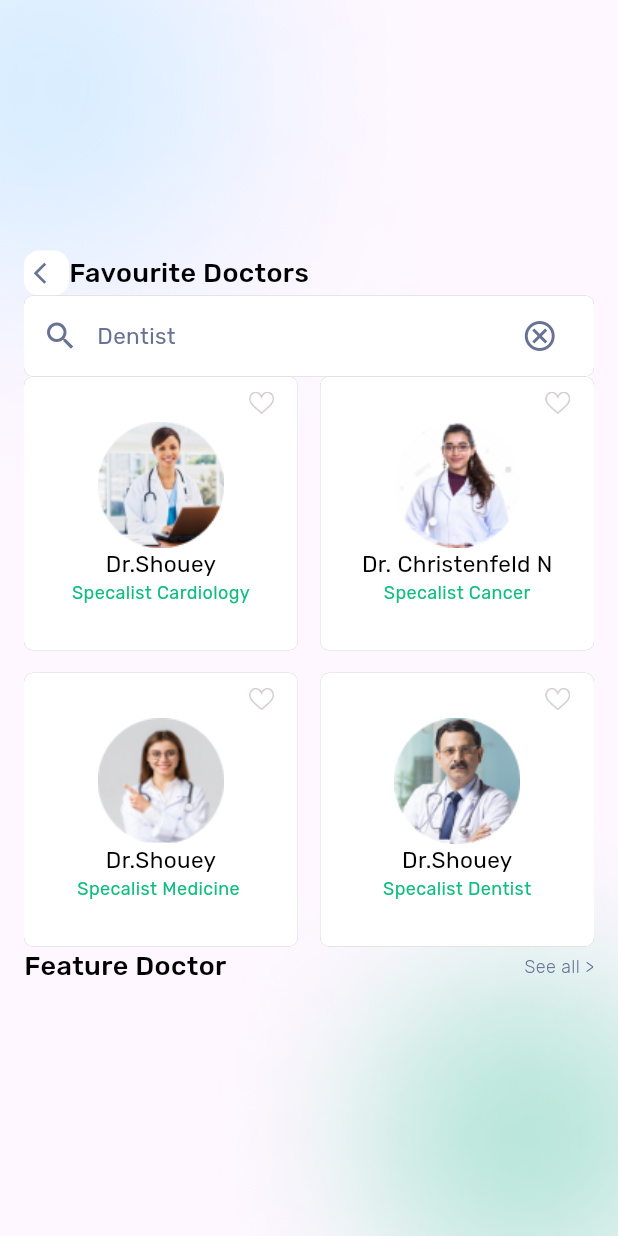
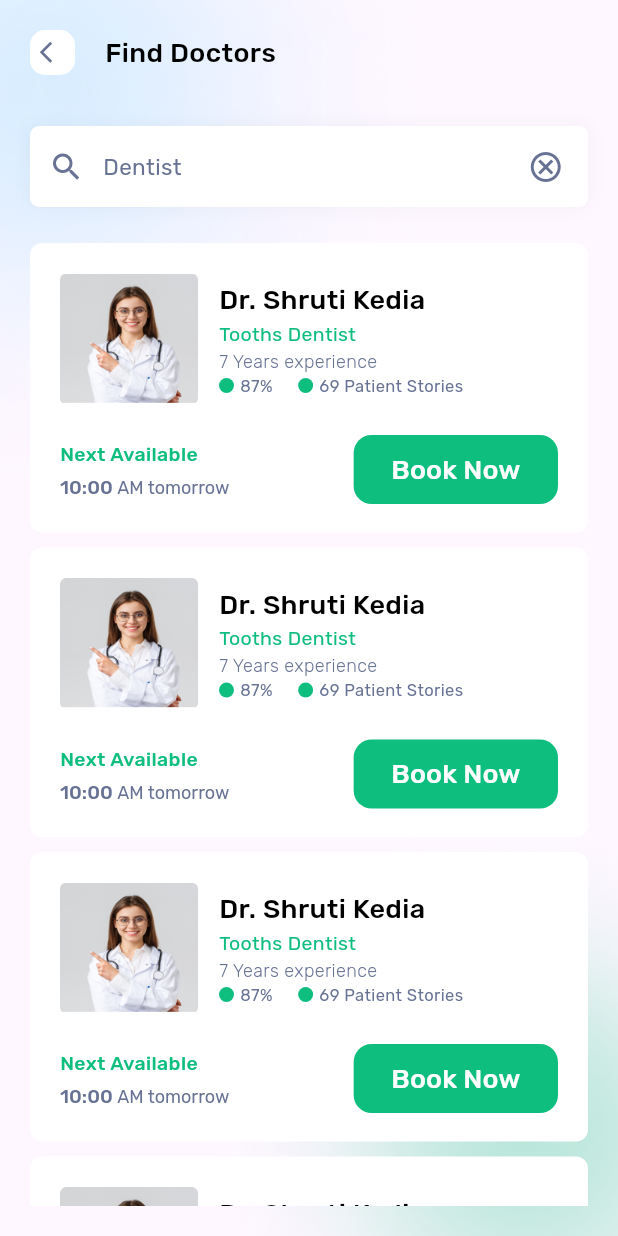
Before and after one commit to Iamgauravkanani/doctor_appointment_flutter, a Flutter app: the screen it shows after launch, on a phone screen of 412 x 824 dp. Run offline on Flutter 3.47's test engine with Material 3 defaults, Android fonts, the phone set to English and light mode, and no system bars; our stand-ins replace get, google_fonts.

Commit message:
find doctor

```diff
--- a/lib/main.dart
+++ b/lib/main.dart
@@ -1,5 +1,7 @@
 import 'package:doctor_app/modules/screens/favdoctor.dart';
+import 'package:doctor_app/modules/screens/find_doctor.dart';
 import 'package:doctor_app/modules/screens/login.dart';
+import 'package:doctor_app/modules/screens/set_time.dart';
 import 'package:flutter/material.dart';
 import 'package:get/get.dart';
 
@@ -17,12 +19,14 @@ class MyApp extends StatelessWidget {
   Widget build(BuildContext context) {
     return GetMaterialApp(
       debugShowCheckedModeBanner: false,
-      initialRoute: '/favdoc',
+      initialRoute: '/findDoc',
       getPages: [
         GetPage(name: '/', page: () => const SignUp()),
         GetPage(name: '/login', page: () => const Login()),
         GetPage(name: '/nav', page: () => const Navigation()),
         GetPage(name: '/favdoc', page: () => const FavDoctor()),
+        GetPage(name: '/findDoc', page: () => const FindDoctorScreen()),
+        GetPage(name: '/setTime', page: () => const SetTimeScreen()),
       ],
     );
   }
--- /dev/null
+++ b/lib/modules/screens/find_doctor.dart
@@ -0,0 +1,308 @@
+import 'package:doctor_app/modules/config/colors.dart';
+import 'package:doctor_app/modules/config/styles.dart';
+import 'package:flutter/material.dart';
+import 'package:get/get.dart';
+
+class FindDoctorScreen extends StatelessWidget {
+  const FindDoctorScreen({super.key});
+
+  @override
+  Widget build(BuildContext context) {
+    return Scaffold(
+      body: Stack(
+        children: [
+          Image.asset(
+            "asset/image/layer_blur.png",
+            width: Get.width * .7,
+          ),
+          Positioned(
+            bottom: -20,
+            right: 0,
+            child: Image.asset(
+              "asset/image/bottom_layer.png",
+              height: Get.height * .4,
+              width: Get.width * .7,
+            ),
+          ),
+          SafeArea(
+            child: Padding(
+              padding: const EdgeInsets.all(20),
+              child: Column(
+                children: [
+                  Row(
+                    children: [
+                      Container(
+                        alignment: Alignment.center,
+                        height: 30,
+                        width: 30,
+                        decoration: BoxDecoration(
+                            color: Colors.white,
+                            borderRadius: BorderRadius.circular(10)),
+                        child: Icon(
+                          Icons.arrow_back_ios,
+                          size: 17,
+                          color: textPrimary,
+                        ),
+                      ),
+                      const SizedBox(
+                        width: 20,
+                      ),
+                      Text(
+                        "Find Doctors",
+                        style: rubik(fontSize: 18, fontWeight: FontWeight.w500),
+                      ),
+                    ],
+                  ),
+                  const SizedBox(
+                    height: 34,
+                  ),
+                  Container(
+                    height: 54,
+                    width: Get.width,
+                    decoration: BoxDecoration(
+                      boxShadow: [
+                        BoxShadow(
+                          offset: const Offset(0, 0),
+                          blurRadius: 10,
+                          color: Colors.black.withOpacity(.04),
+                        ),
+                      ],
+                      borderRadius: BorderRadius.circular(6),
+                      color: Colors.white,
+                    ),
+                    child: Row(
+                      children: [
+                        SizedBox(
+                          width: Get.width * 0.03,
+                        ),
+                        Icon(
+                          Icons.search,
+                          color: textPrimary,
+                        ),
+                        SizedBox(
+                          width: Get.width * 0.03,
+                        ),
+                        Text(
+                          "Dentist",
+                          style: rubik(
+                              color: textPrimary,
+                              fontSize: 15,
+                              fontWeight: FontWeight.w400),
+                        ),
+                        SizedBox(
+                          width: Get.width * 0.56,
+                        ),
+                        Icon(
+                          Icons.cancel_outlined,
+                          color: textPrimary,
+                        )
+                      ],
+                    ),
+                  ),
+                  const SizedBox(
+                    height: 24,
+                  ),
+                  Expanded(
+                    child: ListView.builder(
+                      itemCount: 10,
+                      itemBuilder: (_, index) {
+                        return Container(
+                          margin: const EdgeInsets.only(bottom: 10),
+                          decoration: BoxDecoration(
+                            borderRadius: BorderRadius.circular(8),
+                            color: Colors.white,
+                          ),
+                          padding: const EdgeInsets.symmetric(
+                              horizontal: 20, vertical: 18),
+                          child: Column(
+                            children: [
+                              Row(
+                                children: [
+                                  SizedBox(
+                                    height: 92,
+                                    width: 92,
+                                    child: ClipRRect(
+                                      borderRadius: BorderRadius.circular(4),
+                                      child: Image.asset(
+                                          "asset/favdoc/img_doc.jpeg"),
+                                    ),
+                                  ),
+                                  const SizedBox(
+                                    width: 14,
+                                  ),
+                                  Column(
+                                    crossAxisAlignment:
+                                        CrossAxisAlignment.start,
+                                    mainAxisAlignment: MainAxisAlignment.center,
+                                    children: [
+                                      Text(
+                                        "Dr. Shruti Kedia",
+                                        style: rubik(
+                                          fontSize: 18,
+                                          fontWeight: FontWeight.w500,
+                                        ),
+                                      ),
+                                      const SizedBox(
+                                        width: 1,
+                                      ),
+                                      Text(
+                                        "Tooths Dentist",
+                                        style: rubik(
+                                          fontSize: 13,
+                                          color: btnColor,
+                                          fontWeight: FontWeight.w400,
+                                        ),
+                                      ),
+                                      const SizedBox(
+                                        width: 4,
+                                      ),
+                                      Text(
+                                        "7 Years experience",
+                                        style: rubik(
+                                          fontSize: 12,
+                                          color: textPrimary,
+                                          fontWeight: FontWeight.w300,
+                                        ),
+                                      ),
+                                      const SizedBox(
+                                        width: 10,
+                                      ),
+                                      Row(
+                                        children: [
+                                          Row(
+                                            children: [
+                                              Container(
+                                                height: 10,
+                                                width: 10,
+                                                decoration: BoxDecoration(
+                                                    shape: BoxShape.circle,
+                                                    color: btnColor),
+                                              ),
+                                              const SizedBox(
+                                                width: 4,
+                                              ),
+                                              Text(
+                                                "87%",
+                                                style: rubik(
+                                                  fontSize: 11,
+                                                  color: textPrimary,
+                                                  fontWeight: FontWeight.w400,
+                                                ),
+                                              ),
+                                            ],
+                                          ),
+                                          const SizedBox(
+                                            width: 17,
+                                          ),
+                                          Row(
+                                            children: [
+                                              Container(
+                                                height: 10,
+                                                width: 10,
+                                                decoration: BoxDecoration(
+                                                    shape: BoxShape.circle,
+                                                    color: btnColor),
+                                              ),
+                                              const SizedBox(
+                                                width: 4,
+                                              ),
+                                              Text(
+                                                "69 Patient Stories",
+                                                style: rubik(
+                                                  fontSize: 11,
+                                                  color: textPrimary,
+                                                  fontWeight: FontWeight.w400,
+                                                ),
+                                              ),
+                                            ],
+                                          ),
+                                        ],
+                                      )
+                                    ],
+                                  )
+                                ],
+                              ),
+                              const SizedBox(
+                                height: 17,
+                              ),
+                              Row(
+                                mainAxisAlignment:
+                                    MainAxisAlignment.spaceBetween,
+                                children: [
+                                  Column(
+                                    crossAxisAlignment:
+                                        CrossAxisAlignment.start,
+                                    children: [
+                                      Text(
+                                        "Next Available ",
+                                        style: rubik(
+                                          fontSize: 13,
+                                          color: btnColor,
+                                          fontWeight: FontWeight.w500,
+                                        ),
+                                      ),
+                                      const SizedBox(
+                                        height: 5,
+                                      ),
+                                      RichText(
+                                        text: TextSpan(
+                                            text: "10:00 ",
+                                            style: rubik(
+                                              fontSize: 13,
+                                              color: textPrimary,
+                                              fontWeight: FontWeight.w500,
+                                            ),
+                                            children: [
+                                              TextSpan(
+                                                text: "AM tomorrow",
+                                                style: rubik(
+                                                  fontSize: 12,
+                                                  color: textPrimary,
+                                                  fontWeight: FontWeight.w400,
+                                                ),
+                                              )
+                                            ]),
+                                      ),
+                                    ],
+                                  ),
+                                  FilledButton(
+                                    style: ButtonStyle(
+                                        backgroundColor:
+                                            MaterialStatePropertyAll(btnColor),
+                                        shape: MaterialStatePropertyAll(
+                                          RoundedRectangleBorder(
+                                              borderRadius:
+                                                  BorderRadius.circular(12)),
+                                        ),
+                                        padding: const MaterialStatePropertyAll(
+                                            EdgeInsets.symmetric(
+                                                horizontal: 25, vertical: 10))),
+                                    onPressed: () {
+                                      Get.toNamed('/setTime');
+                                    },
+                                    child: Text(
+                                      "Book Now",
+                                      style: rubik(
+                                        fontWeight: FontWeight.w500,
+                                        fontSize: 18,
+                                        color: Colors.white,
+                                      ),
+                                    ),
+                                  ),
+                                ],
+                              )
+                            ],
+                          ),
+                        );
+                      },
+                    ),
+                  )
+                ],
+              ),
+            ),
+          )
+        ],
+      ),
+    );
+  }
+}
--- /dev/null
+++ b/lib/modules/screens/set_time.dart
@@ -0,0 +1,67 @@
+import 'package:doctor_app/modules/config/colors.dart';
+import 'package:doctor_app/modules/config/styles.dart';
+import 'package:flutter/material.dart';
+import 'package:get/get.dart';
+
+class SetTimeScreen extends StatelessWidget {
+  const SetTimeScreen({super.key});
+
+  @override
+  Widget build(BuildContext context) {
+    return Scaffold(
+      body: Stack(
+        children: [
+          Image.asset(
+            "asset/image/layer_blur.png",
+            width: Get.width * .7,
+          ),
+          Positioned(
+            bottom: -20,
+            right: 0,
+            child: Image.asset(
+              "asset/image/bottom_layer.png",
+              height: Get.height * .4,
+              width: Get.width * .7,
+            ),
+          ),
+          SafeArea(
+            child: Padding(
+              padding: const EdgeInsets.all(20),
+              child: Column(
+                children: [
+                  Row(
+                    children: [
+                      Container(
+                        alignment: Alignment.center,
+                        height: 30,
+                        width: 30,
+                        decoration: BoxDecoration(
+                            color: Colors.white,
+                            borderRadius: BorderRadius.circular(10)),
+                        child: Icon(
+                          Icons.arrow_back_ios,
+                          size: 17,
+                          color: textPrimary,
+                        ),
+                      ),
+                      const SizedBox(
+                        width: 20,
+                      ),
+                      Text(
+                        "Select Time",
+                        style: rubik(fontSize: 18, fontWeight: FontWeight.w500),
+                      ),
+                    ],
+                  ),
+                  const SizedBox(
+                    height: 34,
+                  ),
+                ],
+              ),
+            ),
+          )
+        ],
+      ),
+    );
+  }
+}
```
Also changed, not shown: asset/favdoc/img_doc.jpeg (added), pubspec.lock.
